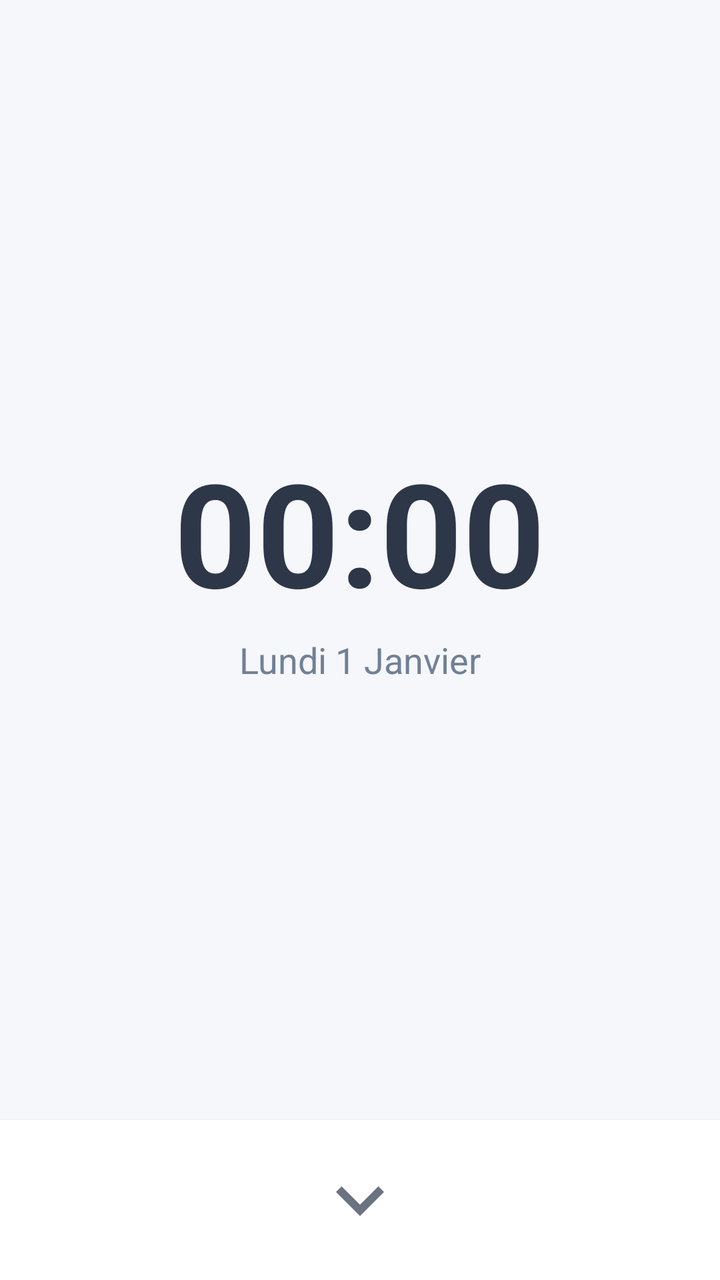
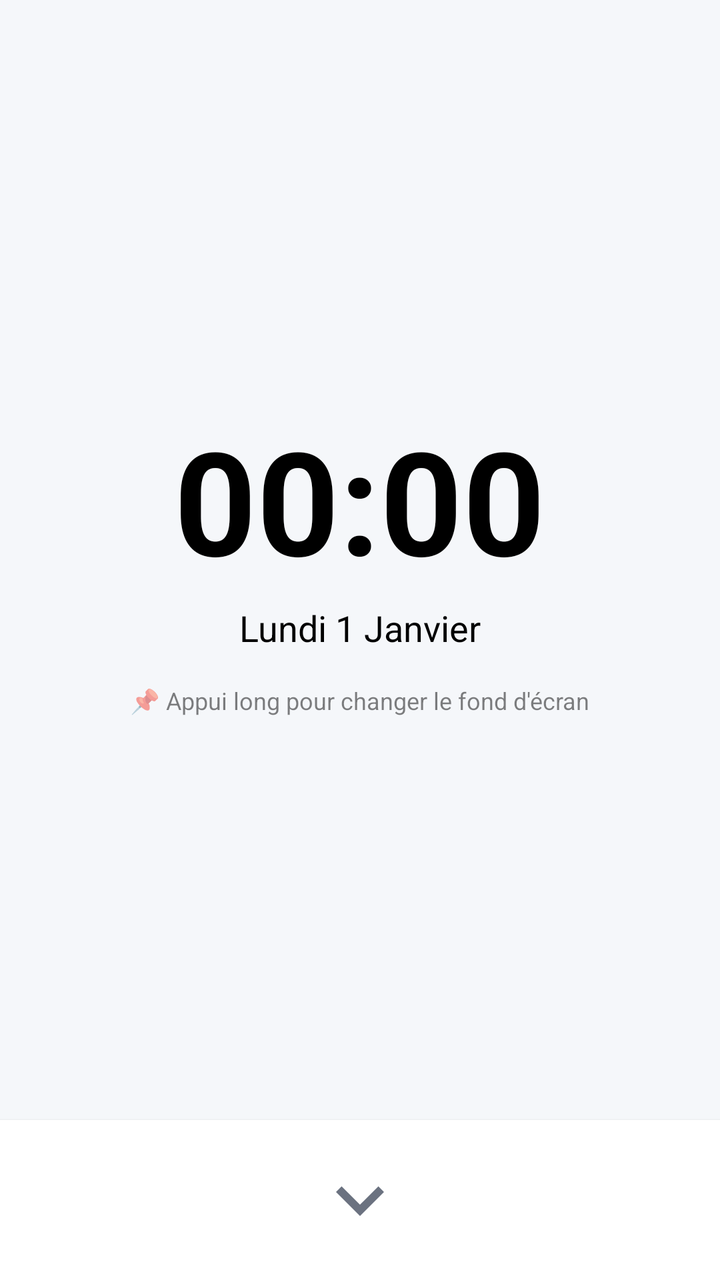

An Android layout rendered at two revisions. The XML below is the earlier revision; the diff shows what the commit changed to produce the second picture.
<!-- AndroidManifest.xml: application theme Theme.Luncher -->
<!-- res/layout/activity_launcher.xml -->
<?xml version="1.0" encoding="utf-8"?>
<LinearLayout xmlns:android="http://schemas.android.com/apk/res/android"
    android:layout_width="match_parent"
    android:layout_height="match_parent"
    android:background="#F5F7FA"
    android:orientation="vertical">

    
    <LinearLayout
        android:layout_width="match_parent"
        android:layout_height="0dp"
        android:layout_weight="1"
        android:gravity="center"
        android:orientation="vertical">

        <TextView
            android:id="@+id/heure_texte"
            android:layout_width="wrap_content"
            android:layout_height="wrap_content"
            android:text="00:00"
            android:textSize="72sp"
            android:textStyle="bold"
            android:textColor="#2D3748"/>

        <TextView
            android:id="@+id/date_texte"
            android:layout_width="wrap_content"
            android:layout_height="wrap_content"
            android:text="Lundi 1 Janvier"
            android:textSize="18sp"
            android:textColor="#718096"
            android:layout_marginTop="4dp"/>
    </LinearLayout>

    
    <LinearLayout
        android:layout_width="match_parent"
        android:layout_height="wrap_content"
        android:gravity="center"
        android:paddingVertical="16dp"
        android:background="#FFFFFF"
        android:elevation="2dp">

        <ImageView
            android:id="@+id/toggle_btn"
            android:layout_width="48dp"
            android:layout_height="48dp"
            android:src="@drawable/ic_expand"
            android:clickable="true"
            android:focusable="true"
            android:background="?attr/selectableItemBackgroundBorderless"/>
    </LinearLayout>

    
    <LinearLayout
        android:id="@+id/drawer_layout"
        android:layout_width="match_parent"
        android:layout_height="0dp"
        android:layout_weight="2"
        android:background="#FFFFFF"
        android:orientation="vertical"
        android:visibility="gone">

        <EditText
            android:id="@+id/search_input"
            android:layout_width="match_parent"
            android:layout_height="44dp"
            android:hint="🔍 Rechercher une application..."
            android:background="@drawable/search_bg"
            android:paddingHorizontal="16dp"
            android:textSize="14sp"
            android:layout_margin="16dp"
            android:inputType="textPersonName"
            android:gravity="center_vertical"/>

        <ProgressBar
            android:id="@+id/progress"
            android:layout_width="wrap_content"
            android:layout_height="wrap_content"
            android:layout_gravity="center"
            android:layout_marginTop="32dp"/>

        <androidx.recyclerview.widget.RecyclerView
            android:id="@+id/apps_recycler"
            android:layout_width="match_parent"
            android:layout_height="match_parent"
            android:paddingHorizontal="8dp"/>
    </LinearLayout>

</LinearLayout>
<!-- resources referenced by this layout -->
<resources>
  <!-- drawable ic_expand (drawable) -->
  <vector xmlns:android="http://schemas.android.com/apk/res/android"
      android:width="24dp"
      android:height="24dp"
      android:viewportWidth="24"
      android:viewportHeight="24"
      android:tint="#6B7280">
    <path
        android:fillColor="@android:color/white"
        android:pathData="M7.41,8.59L12,13.17l4.59,-4.58L18,10l-6,6 -6,-6 1.41,-1.41z"/>
  </vector>
  <!-- drawable search_bg (drawable) -->
  <?xml version="1.0" encoding="utf-8"?>
  <shape xmlns:android="http://schemas.android.com/apk/res/android"
      android:shape="rectangle">
      <solid android:color="#F7FAFC"/>
      <corners android:radius="22dp"/>
      <stroke android:width="1dp" android:color="#E2E8F0"/>
  </shape>
  <style name="Theme.Luncher" parent="Theme.Material3.DayNight.NoActionBar">
          <item name="android:statusBarColor">#F5F7FA</item>
      </style>
</resources>

<!-- the commit's change to res/layout/activity_launcher.xml (unified diff, before → after) -->
@@ -3,7 +3,8 @@
     android:layout_width="match_parent"
     android:layout_height="match_parent"
     android:background="#F5F7FA"
-    android:orientation="vertical">
+    android:orientation="vertical"
+    android:id="@+id/root_layout">
 
     
     <LinearLayout
@@ -20,7 +21,7 @@
             android:text="00:00"
             android:textSize="72sp"
             android:textStyle="bold"
-            android:textColor="#2D3748"/>
+            android:textColor="#FF000000"/>
 
         <TextView
             android:id="@+id/date_texte"
@@ -28,8 +29,16 @@
             android:layout_height="wrap_content"
             android:text="Lundi 1 Janvier"
             android:textSize="18sp"
-            android:textColor="#718096"
+            android:textColor="#FF000000"
             android:layout_marginTop="4dp"/>
+        
+        <TextView
+            android:layout_width="wrap_content"
+            android:layout_height="wrap_content"
+            android:text="📌 Appui long pour changer le fond d'écran"
+            android:textSize="12sp"
+            android:textColor="#80000000"
+            android:layout_marginTop="16dp"/>
     </LinearLayout>
 
     
